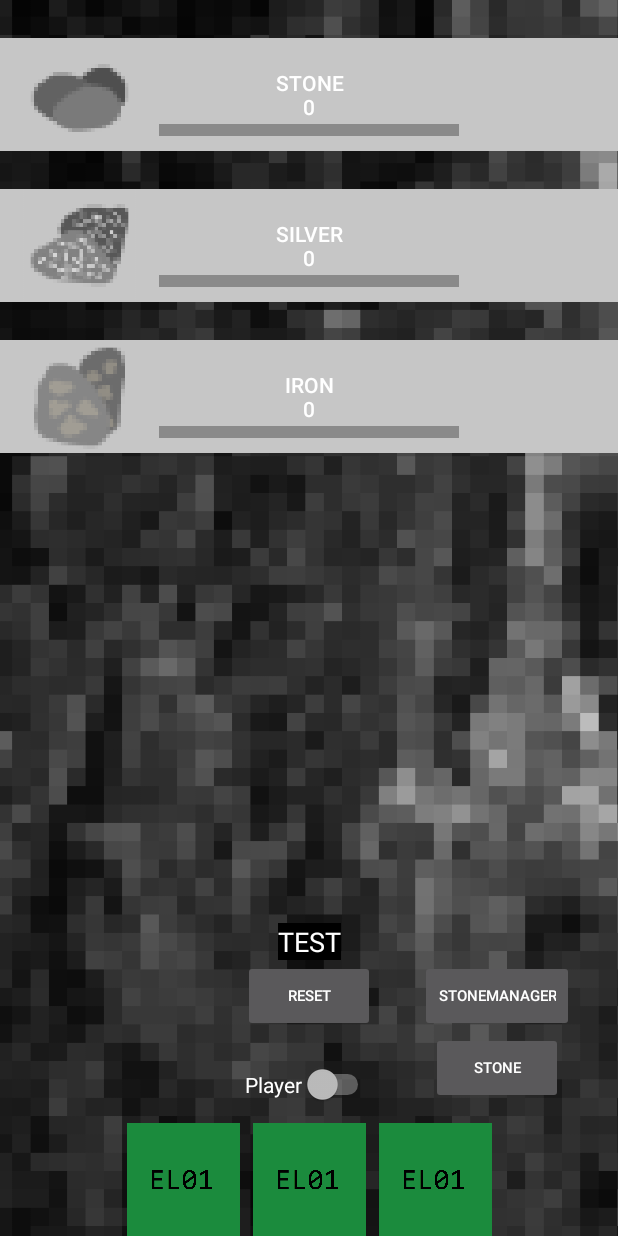
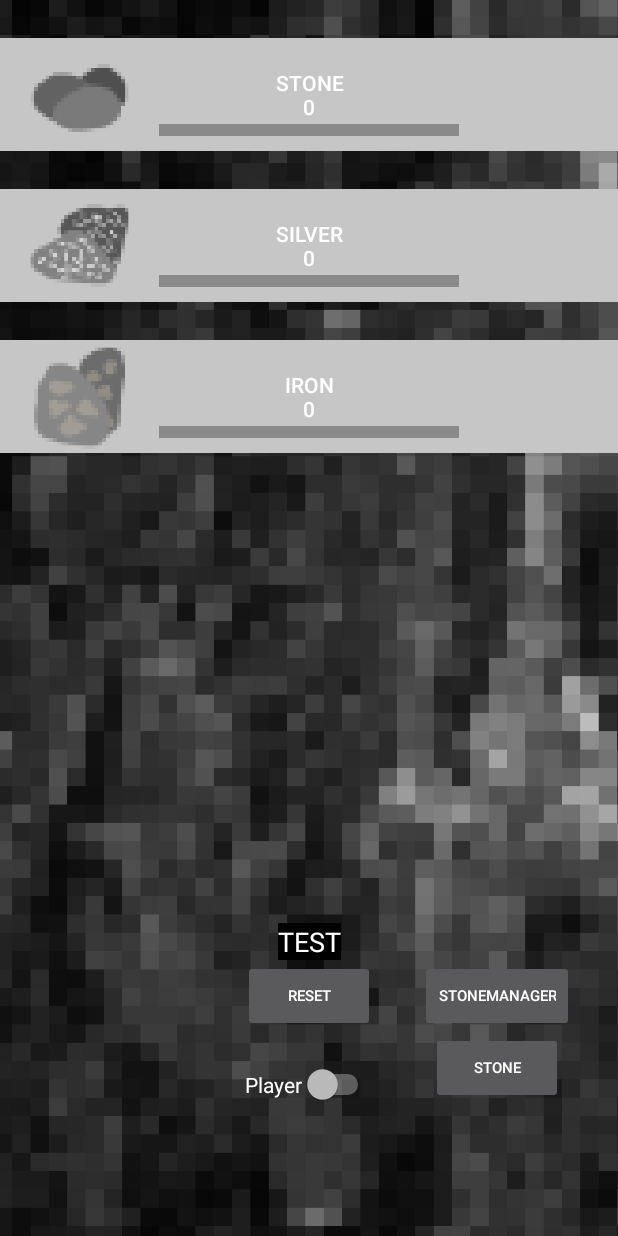
Before and after one commit to Szomti/IdleMicra, an Android app: the layout activity_main.xml on its own in the app's theme, with its tools: preview values and no code run, on a phone screen of 412 x 824 dp. Run offline under Robolectric (Android 15) with nearby library versions, the phone set to English and light mode, and no system bars.

Commit message:
Added actual page ( money_page and skill_page ), working page change and added check to screen slide ( now it works only when main_page is active (visible) )

```diff
--- a/app/src/main/java/com/example/idlemicra/MainActivity.kt
+++ b/app/src/main/java/com/example/idlemicra/MainActivity.kt
@@ -126,13 +126,14 @@ class MainActivity : AppCompatActivity() {
         }
 
         main_page_content.setOnTouchListener { v, event ->
+            if(main_page.visibility == View.VISIBLE) {
                 when (event.action) {
                     MotionEvent.ACTION_DOWN -> {
                         x = main_page_content.x.toDouble() - event.rawX
                         y = main_page_content.y.toDouble() - event.rawY
                     }
                     MotionEvent.ACTION_MOVE -> {
-                    if(event.rawY + y!!.toInt() <= 40 && event.rawY + y!!.toInt() >= -2300) {
+                        if (event.rawY + y!!.toInt() <= 40 && event.rawY + y!!.toInt() >= -2300) {
                             main_page_content.y = event.rawY + y!!.toInt()
                         }
 //                    if(main_page_content.y>0 || main_page_content.y<=0 && main_page_content.y>=-10){
@@ -141,6 +142,7 @@ class MainActivity : AppCompatActivity() {
 //                    if(main_page_content.y<-2260 || main_page_content.y>=-2250 && main_page_content.y<=-2260){
 //                        main_page_content.y = -2260F
 //                    }
+                    }
                 }
             }
 
@@ -240,10 +242,38 @@ class MainActivity : AppCompatActivity() {
             }
         }
 
+        fun pageChange() {
+            page_change.visibility = View.VISIBLE
+            change_main_page.setOnClickListener {
+                if(main_page.visibility != View.VISIBLE) {
+                    main_page.visibility = View.VISIBLE
+                    money_page.visibility = View.GONE
+                    skill_page.visibility = View.GONE
+                }
+            }
+            change_money_page.setOnClickListener {
+                if(money_page.visibility != View.VISIBLE) {
+                    main_page.visibility = View.GONE
+                    money_page.visibility = View.VISIBLE
+                    skill_page.visibility = View.GONE
+                }
+            }
+            change_skill_page.setOnClickListener {
+                if(skill_page.visibility != View.VISIBLE) {
+                    main_page.visibility = View.GONE
+                    money_page.visibility = View.GONE
+                    skill_page.visibility = View.VISIBLE
+                }
+            }
+        }
+
         fun loadingPage() {
             loading_page.visibility = View.VISIBLE
             main_page.visibility = View.GONE
+            money_page.visibility = View.GONE
+            skill_page.visibility = View.GONE
             dev_page.visibility = View.GONE
+            page_change.visibility = View.GONE
             loading_progress.progress = 0
             loadingStatus = true
             gameStart = false
@@ -321,6 +351,7 @@ class MainActivity : AppCompatActivity() {
                             loading_continue_text.visibility = View.VISIBLE
                             loading_page.setOnClickListener {
                                 mainPage()
+                                pageChange()
                                 loading_text.text = "Loading"
                                 loading_continue_text.visibility = View.INVISIBLE
                                 loading_page.setOnClickListener(null)
--- a/app/src/main/res/layout/activity_main.xml
+++ b/app/src/main/res/layout/activity_main.xml
@@ -9,8 +9,8 @@
 
     <androidx.constraintlayout.widget.ConstraintLayout
         android:id="@+id/main_page"
-        android:layout_width="0dp"
-        android:layout_height="0dp"
+        android:layout_width="match_parent"
+        android:layout_height="match_parent"
         android:visibility="visible"
         app:layout_constraintBottom_toBottomOf="parent"
         app:layout_constraintEnd_toEndOf="parent"
@@ -216,9 +216,9 @@
 
     <androidx.constraintlayout.widget.ConstraintLayout
         android:id="@+id/page_change"
-        android:layout_width="0dp"
-        android:layout_height="0dp"
-        android:visibility="visible"
+        android:layout_width="match_parent"
+        android:layout_height="match_parent"
+        android:visibility="gone"
         app:layout_constraintBottom_toBottomOf="parent"
         app:layout_constraintEnd_toEndOf="parent"
         app:layout_constraintStart_toStartOf="parent"
@@ -262,8 +262,8 @@
 
     <androidx.constraintlayout.widget.ConstraintLayout
         android:id="@+id/dev_page"
-        android:layout_width="0dp"
-        android:layout_height="0dp"
+        android:layout_width="match_parent"
+        android:layout_height="match_parent"
         android:visibility="visible"
         app:layout_constraintBottom_toBottomOf="parent"
         app:layout_constraintEnd_toEndOf="parent"
@@ -325,6 +325,54 @@
             app:layout_constraintHorizontal_bias="0.5"
             app:layout_constraintStart_toStartOf="parent"
             app:layout_constraintVertical_bias="0.4" />
+
+    </androidx.constraintlayout.widget.ConstraintLayout>
+
+    <androidx.constraintlayout.widget.ConstraintLayout
+        android:id="@+id/money_page"
+        android:layout_width="match_parent"
+        android:layout_height="match_parent"
+        android:visibility="gone"
+        app:layout_constraintBottom_toBottomOf="parent"
+        app:layout_constraintEnd_toEndOf="parent"
+        app:layout_constraintStart_toStartOf="parent"
+        app:layout_constraintTop_toTopOf="parent">
+
+        <ImageView
+            android:id="@+id/money_test_element"
+            android:layout_width="75dp"
+            android:layout_height="75dp"
+            app:layout_constraintVertical_bias="0.6"
+            app:layout_constraintHorizontal_bias="0.25"
+            app:layout_constraintEnd_toEndOf="parent"
+            app:layout_constraintStart_toStartOf="parent"
+            app:layout_constraintTop_toTopOf="parent"
+            app:layout_constraintBottom_toBottomOf="parent"
+            app:srcCompat="@drawable/test_element" />
+
+    </androidx.constraintlayout.widget.ConstraintLayout>
+
+    <androidx.constraintlayout.widget.ConstraintLayout
+        android:id="@+id/skill_page"
+        android:layout_width="match_parent"
+        android:layout_height="match_parent"
+        android:visibility="gone"
+        app:layout_constraintBottom_toBottomOf="parent"
+        app:layout_constraintEnd_toEndOf="parent"
+        app:layout_constraintStart_toStartOf="parent"
+        app:layout_constraintTop_toTopOf="parent">
+
+        <ImageView
+            android:id="@+id/skill_test_element"
+            android:layout_width="75dp"
+            android:layout_height="75dp"
+            app:layout_constraintVertical_bias="0.6"
+            app:layout_constraintHorizontal_bias="0.75"
+            app:layout_constraintEnd_toEndOf="parent"
+            app:layout_constraintStart_toStartOf="parent"
+            app:layout_constraintTop_toTopOf="parent"
+            app:layout_constraintBottom_toBottomOf="parent"
+            app:srcCompat="@drawable/test_element" />
 
     </androidx.constraintlayout.widget.ConstraintLayout>
 
```
Lines whose indentation alone changed are shown as unchanged.
